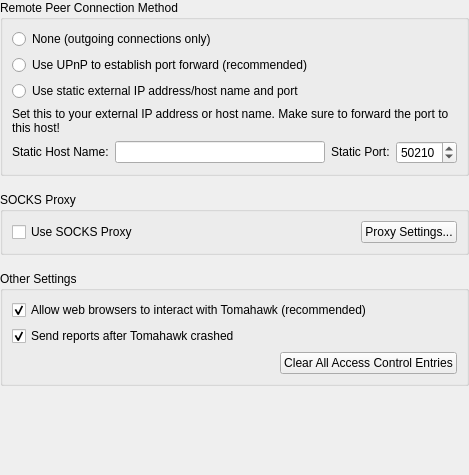
tomahawk-player/tomahawk, file src/Settings_Advanced.ui: the form before one commit.
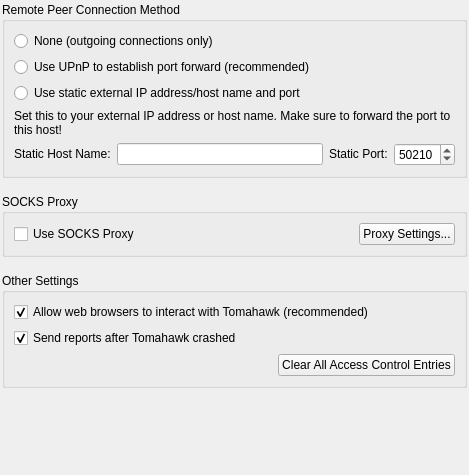
The form after the commit.

Commit message: OS X tweaks for  settings dialog

The edit to the form file:
```diff
--- a/src/Settings_Advanced.ui
+++ b/src/Settings_Advanced.ui
@@ -10,12 +10,18 @@
     <height>475</height>
    </rect>
   </property>
+  <property name="sizePolicy">
+   <sizepolicy hsizetype="Preferred" vsizetype="Preferred">
+    <horstretch>0</horstretch>
+    <verstretch>0</verstretch>
+   </sizepolicy>
+  </property>
   <property name="windowTitle">
    <string>Form</string>
   </property>
   <layout class="QVBoxLayout" name="verticalLayout">
    <property name="margin">
-    <number>0</number>
+    <number>2</number>
    </property>
    <item>
     <widget class="QGroupBox" name="remoteConnectionsGroupBox">
```
The commit also changes 3 other files.
